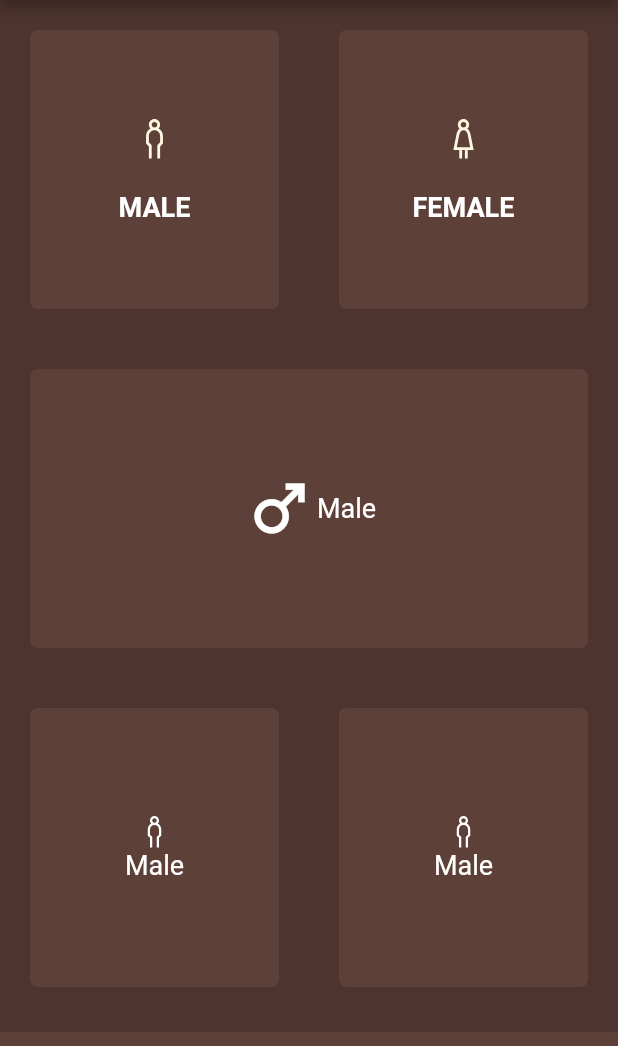
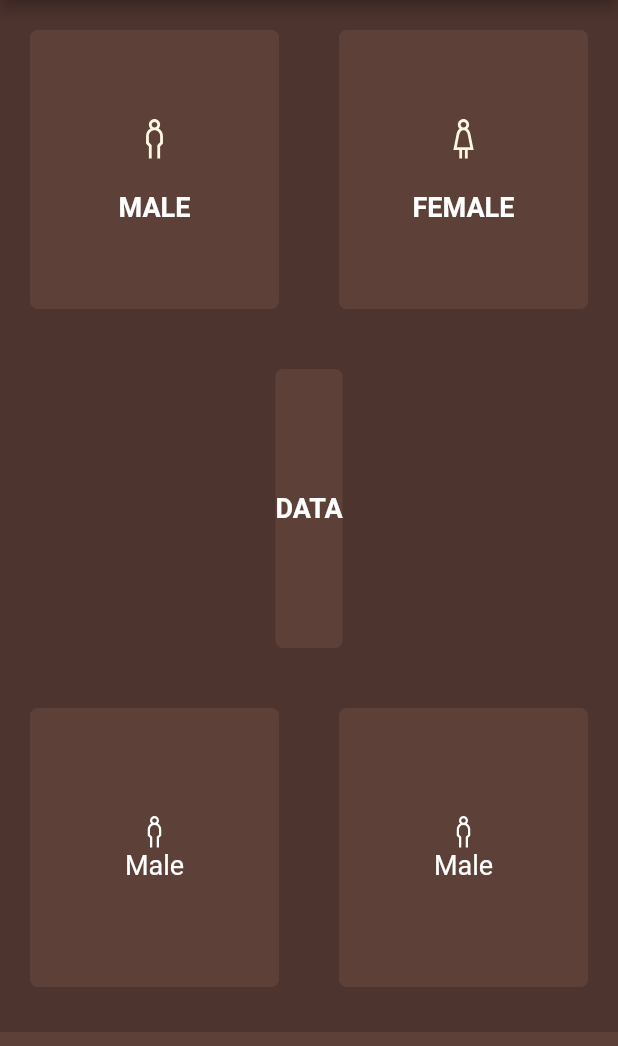
Before and after one commit to cyruskigo30/bmi_calculator, a Flutter app: the screen it shows after launch, on a phone screen of 412 x 824 dp, the part 84-1130 px from its top. Run offline on Flutter 3.47's test engine with Material 2 defaults, Android fonts, the phone set to English and light mode, and no system bars; our stand-ins replace font_awesome_flutter, line_icons.

Commit message:
Add a constant file to hold all app constants and import file where constants are required

```diff
--- /dev/null
+++ b/lib/constants.dart
@@ -0,0 +1,12 @@
+import 'package:flutter/material.dart';
+
+const double imageiconSize = 30;
+const double sizedBoxHeight = 20;
+const bottomContanierHeight = 80.0;
+Color cardColor = Colors.brown.shade700;
+Color activeCardColor = Colors.brown.shade600;
+Color inActiveCardColor = Colors.brown.shade700;
+const labelTextStyle = TextStyle(
+  fontSize: 18,
+  fontWeight: FontWeight.bold,
+);
--- a/lib/icon_text_widget.dart
+++ b/lib/icon_text_widget.dart
@@ -1,8 +1,5 @@
 import 'package:flutter/material.dart';
-
-const double imageiconSize = 30;
-const double sizedBoxHeight = 20;
-const double labelTextFontSize = 18;
+import 'constants.dart';
 
 class ReusableIconTextWidget extends StatelessWidget {
   const ReusableIconTextWidget({
@@ -27,10 +24,7 @@ class ReusableIconTextWidget extends StatelessWidget {
         ),
         Text(
           iconLabel,
-          style: const TextStyle(
-            fontSize: labelTextFontSize,
-            fontWeight: FontWeight.bold,
-          ),
+          style: labelTextStyle,
         ),
       ],
     );
--- a/lib/input_page.dart
+++ b/lib/input_page.dart
@@ -3,11 +3,8 @@ import 'package:line_icons/line_icons.dart';
 import 'package:font_awesome_flutter/font_awesome_flutter.dart';
 import 'package:bmi/icon_text_widget.dart';
 import 'package:bmi/reusable_card_widget.dart';
+import 'constants.dart';
 
-const bottomContanierHeight = 80.0;
-Color cardColor = Colors.brown.shade700;
-Color activeCardColor = Colors.brown.shade600;
-Color inActiveCardColor = Colors.brown.shade700;
 enum GenderType {
   male,
   female,
@@ -82,14 +79,13 @@ class _InputPageState extends State<InputPage> {
             child: ReusableCard(
               onPress: () {},
               colors: cardColor,
-              cardChild: Row(
+              cardChild: Column(
                 mainAxisAlignment: MainAxisAlignment.center,
                 children: const [
-                  FaIcon(
-                    Icons.male_sharp,
-                    size: 50,
+                  Text(
+                    'DATA',
+                    style: labelTextStyle,
                   ),
-                  Text("Male"),
                 ],
               ),
             ),
```
